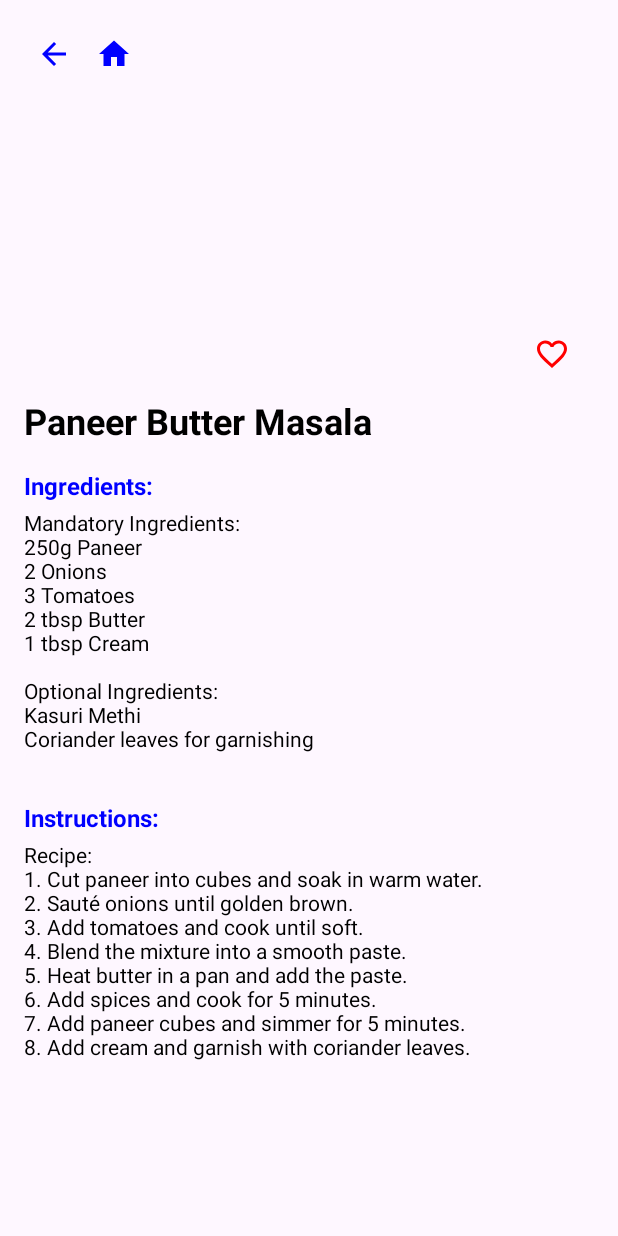
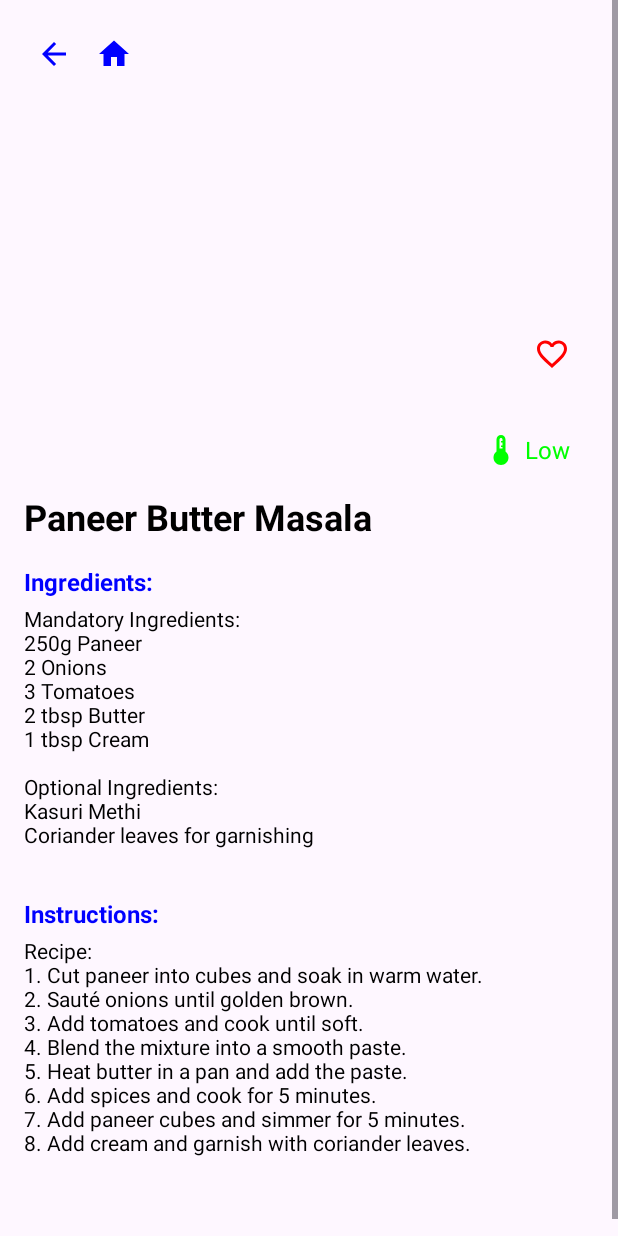
Before and after one commit to Sahithi-C/CSS545_newUpdatedCode, an Android app: the SearchActivity screen opened directly, with no data from a screen before it, after a tap on "Paneer Butter Masala", on a phone screen of 412 x 824 dp. Run offline under Robolectric (Android 15) with nearby library versions, the phone set to English and light mode, and no system bars.

Commit message:
First push

```diff
--- a/app/src/main/java/com/example/vegetarianrecipeseeker/RecipeDBHelper.java
+++ b/app/src/main/java/com/example/vegetarianrecipeseeker/RecipeDBHelper.java
@@ -35,12 +35,15 @@ public class RecipeDBHelper extends SQLiteOpenHelper {
     private static final String KEY_STEP_NUMBER = "step_number";
     private static final String KEY_INSTRUCTION_TEXT = "instruction_text";
 
+    private static final String KEY_SPICE_LEVEL = "spice_level";
+
     // Create table statements
     private static final String CREATE_RECIPES_TABLE = "CREATE TABLE " + TABLE_RECIPES + "("
             + KEY_ID + " INTEGER PRIMARY KEY AUTOINCREMENT,"
             + KEY_TITLE + " TEXT,"
             + KEY_IMAGE_PATH + " TEXT,"
-            + KEY_IS_FAVORITE + " INTEGER DEFAULT 0"
+            + KEY_IS_FAVORITE + " INTEGER DEFAULT 0,"
+            + KEY_SPICE_LEVEL + " INTEGER DEFAULT 1"
             + ")";
 
     private static final String CREATE_INGREDIENTS_TABLE = "CREATE TABLE " + TABLE_INGREDIENTS + "("
@@ -79,7 +82,7 @@ public class RecipeDBHelper extends SQLiteOpenHelper {
     }
 
     // Insert a new recipe
-    public long insertRecipe(String title, String imagePath, List<String> mandatoryIngredients,
+    public long insertRecipe(String title, String imagePath, int spiceLevel, List<String> mandatoryIngredients,
                              List<String> optionalIngredients, List<String> instructions) {
         SQLiteDatabase db = this.getWritableDatabase();
         long recipeId = -1;
@@ -90,6 +93,7 @@ public class RecipeDBHelper extends SQLiteOpenHelper {
             ContentValues recipeValues = new ContentValues();
             recipeValues.put(KEY_TITLE, title);
             recipeValues.put(KEY_IMAGE_PATH, imagePath);
+            recipeValues.put(KEY_SPICE_LEVEL, spiceLevel);
             recipeId = db.insert(TABLE_RECIPES, null, recipeValues);
 
             // Insert mandatory ingredients
@@ -153,7 +157,7 @@ public class RecipeDBHelper extends SQLiteOpenHelper {
 
         // Get recipe basic info
         Cursor recipeCursor = db.query(TABLE_RECIPES,
-                new String[]{KEY_ID, KEY_TITLE, KEY_IMAGE_PATH, KEY_IS_FAVORITE},
+                new String[]{KEY_ID, KEY_TITLE, KEY_IMAGE_PATH, KEY_IS_FAVORITE, KEY_SPICE_LEVEL},
                 KEY_TITLE + "=?", new String[]{title},
                 null, null, null);
 
@@ -162,6 +166,7 @@ public class RecipeDBHelper extends SQLiteOpenHelper {
             recipe.title = recipeCursor.getString(1);
             recipe.imagePath = recipeCursor.getString(2);
             recipe.isFavorite = recipeCursor.getInt(3) == 1;
+            recipe.spiceLevel = recipeCursor.getInt(4);
 
             // Get mandatory ingredients
             Cursor mandatoryIngredientsCursor = db.query(TABLE_INGREDIENTS,
@@ -217,8 +222,13 @@ public class RecipeDBHelper extends SQLiteOpenHelper {
         public String title;
         public String imagePath;
         public boolean isFavorite;
+        public int spiceLevel;
         public List<String> mandatoryIngredients = new ArrayList<>();
         public List<String> optionalIngredients = new ArrayList<>();
         public List<String> instructions = new ArrayList<>();
+
+        public int getSpiceLevel() {
+            return spiceLevel;
+        }
     }
 }
--- a/app/src/main/java/com/example/vegetarianrecipeseeker/RecipeDetailActivity.java
+++ b/app/src/main/java/com/example/vegetarianrecipeseeker/RecipeDetailActivity.java
@@ -1,3 +1,4 @@
+
 package com.example.vegetarianrecipeseeker;
 
 import android.content.Intent;
@@ -7,6 +8,7 @@ import android.widget.ImageView;
 import android.widget.TextView;
 import androidx.annotation.NonNull;
 import androidx.appcompat.app.AppCompatActivity;
+import androidx.core.content.ContextCompat;
 
 public class RecipeDetailActivity extends AppCompatActivity {
     private RecipeDBHelper dbHelper;
@@ -117,6 +119,27 @@ public class RecipeDetailActivity extends AppCompatActivity {
         // Set favorite button state and click listener
         updateFavoriteButton();
         favoriteButton.setOnClickListener(v -> toggleFavorite());
+
+        ImageView spiceLevelIcon = findViewById(R.id.spiceLevelIcon);
+        TextView spiceLevelText = findViewById(R.id.spiceLevelText);
+        int spiceLevel = currentRecipe.getSpiceLevel(); // Retrieve spice level from the database
+        switch (spiceLevel) {
+            case 1: // Low
+                spiceLevelIcon.setColorFilter(ContextCompat.getColor(this, R.color.green));
+                spiceLevelText.setText("Low");
+                spiceLevelText.setTextColor(ContextCompat.getColor(this, R.color.green));
+                break;
+            case 2: // Medium
+                spiceLevelIcon.setColorFilter(ContextCompat.getColor(this, R.color.yellow));
+                spiceLevelText.setText("Medium");
+                spiceLevelText.setTextColor(ContextCompat.getColor(this, R.color.yellow));
+                break;
+            case 3: // High
+                spiceLevelIcon.setColorFilter(ContextCompat.getColor(this, R.color.red));
+                spiceLevelText.setText("High");
+                spiceLevelText.setTextColor(ContextCompat.getColor(this, R.color.red));
+                break;
+        }
     }
 
     private void updateFavoriteButton() {
--- a/app/src/main/java/com/example/vegetarianrecipeseeker/SearchActivity.java
+++ b/app/src/main/java/com/example/vegetarianrecipeseeker/SearchActivity.java
@@ -200,7 +200,7 @@ public class SearchActivity extends AppCompatActivity {
                 "Add rice on top, garnish, and steam for 10-15 mins."
         );
 
-        dbHelper.insertRecipe("Biryani", "", biryaniMandatory, biryaniOptional, biryaniInstructions);
+        dbHelper.insertRecipe("Biryani", "", 4, biryaniMandatory, biryaniOptional, biryaniInstructions);
 
         // Sample recipe 2: Paneer Butter Masala
         List<String> paneerMandatory = Arrays.asList(
@@ -227,6 +227,6 @@ public class SearchActivity extends AppCompatActivity {
                 "Add cream and garnish with coriander leaves."
         );
 
-        dbHelper.insertRecipe("Paneer Butter Masala", "", paneerMandatory, paneerOptional, paneerInstructions);
+        dbHelper.insertRecipe("Paneer Butter Masala", "", 1, paneerMandatory, paneerOptional, paneerInstructions);
     }
 }
--- /dev/null
+++ b/app/src/main/res/drawable/baseline_access_time_24.xml
@@ -0,0 +1,7 @@
+<vector xmlns:android="http://schemas.android.com/apk/res/android" android:height="24dp" android:tint="#383737" android:viewportHeight="24" android:viewportWidth="24" android:width="24dp">
+
+    <path android:fillColor="@android:color/white" android:pathData="M11.99,2C6.47,2 2,6.48 2,12s4.47,10 9.99,10C17.52,22 22,17.52 22,12S17.52,2 11.99,2zM12,20c-4.42,0 -8,-3.58 -8,-8s3.58,-8 8,-8 8,3.58 8,8 -3.58,8 -8,8z"/>
+
+    <path android:fillColor="@android:color/white" android:pathData="M12.5,7H11v6l5.25,3.15 0.75,-1.23 -4.5,-2.67z"/>
+
+</vector>
--- /dev/null
+++ b/app/src/main/res/drawable/baseline_thermostat_24.xml
@@ -0,0 +1,5 @@
+<vector xmlns:android="http://schemas.android.com/apk/res/android" android:height="24dp" android:tint="#383737" android:viewportHeight="24" android:viewportWidth="24" android:width="24dp">
+
+    <path android:fillColor="@android:color/white" android:pathData="M15,13V5c0,-1.66 -1.34,-3 -3,-3S9,3.34 9,5v8c-1.21,0.91 -2,2.37 -2,4c0,2.76 2.24,5 5,5s5,-2.24 5,-5C17,15.37 16.21,13.91 15,13zM11,11V5c0,-0.55 0.45,-1 1,-1s1,0.45 1,1v1h-1v1h1v1v1h-1v1h1v1H11z"/>
+
+</vector>
--- a/app/src/main/res/layout/activity_recipe_detail.xml
+++ b/app/src/main/res/layout/activity_recipe_detail.xml
@@ -59,6 +59,34 @@
             android:contentDescription="Favorite"
             app:tint="@color/red" />
 
+        <LinearLayout
+            android:layout_width="wrap_content"
+            android:layout_height="wrap_content"
+            android:layout_gravity="end"
+            android:layout_marginTop="40dp"
+            android:layout_marginEnd="16dp"
+            android:gravity="center_vertical"
+            android:orientation="horizontal">
+
+            <ImageView
+                android:id="@+id/spiceLevelIcon"
+                android:layout_width="24dp"
+                android:layout_height="24dp"
+                android:src="@drawable/baseline_thermostat_24"
+                app:tint = "@color/gray"
+                android:contentDescription="Spice Level" />
+
+            <TextView
+                android:id="@+id/spiceLevelText"
+                android:layout_width="wrap_content"
+                android:layout_height="wrap_content"
+                android:layout_marginStart="4dp"
+                android:text="Low"
+                android:textColor="@color/green"
+                android:textSize="16sp" />
+
+        </LinearLayout>
+
         <!-- Recipe title -->
         <TextView
             android:id="@+id/recipeTitle"
--- a/app/src/main/res/values/colors.xml
+++ b/app/src/main/res/values/colors.xml
@@ -11,5 +11,8 @@
     <color name="purple700">#FF3700B3</color>
     <color name="teal200">#FF03DAC5</color>
     <color name="teal700">#018786</color>
+    <color name="gray">#808080</color>
+    <color name="yellow">#FFD700</color>
+    <color name="light_yellow">#FFFFE0</color>
 
 </resources>
```
